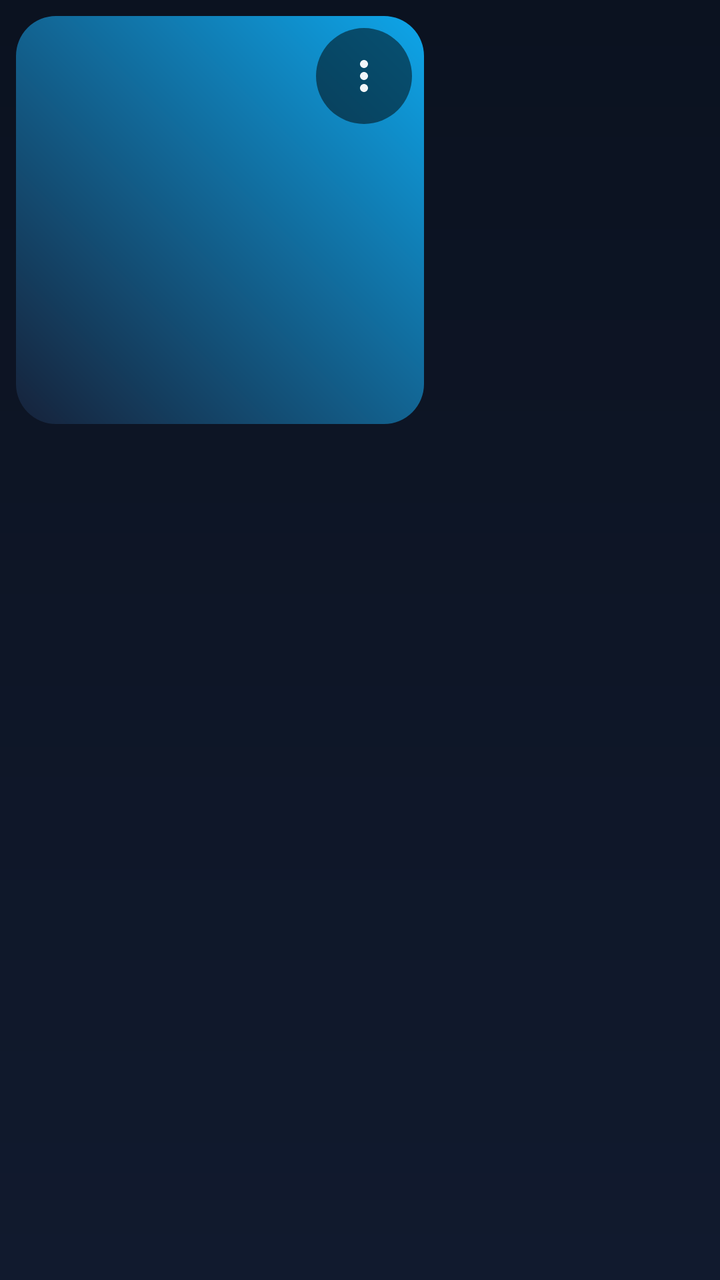
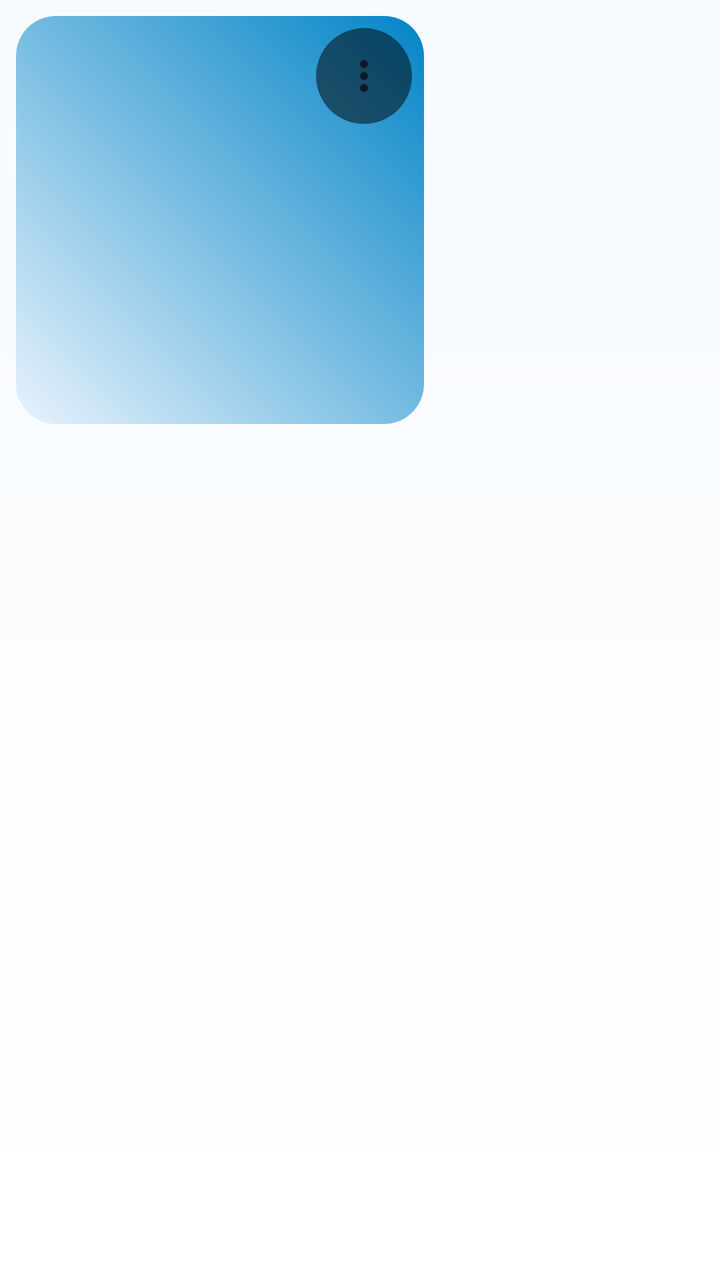

The first picture is an Android layout as it rendered before a commit; the second is the same layout after the commit. The layout source and the unified diff follow.
<!-- AndroidManifest.xml: another module's application theme Theme.MystMusic -->
<!-- res/layout/item_track_card.xml -->
<?xml version="1.0" encoding="utf-8"?>
<LinearLayout xmlns:android="http://schemas.android.com/apk/res/android"
    xmlns:app="http://schemas.android.com/apk/res-auto"
    android:id="@+id/cardRoot"
    android:layout_width="220dp"
    android:layout_height="wrap_content"
    android:layout_marginEnd="@dimen/space_m"
    android:background="@drawable/bg_track_row"
    android:clickable="true"
    android:focusable="true"
    android:orientation="vertical"
    android:padding="8dp">

    <FrameLayout
        android:layout_width="204dp"
        android:layout_height="204dp">

        <com.google.android.material.imageview.ShapeableImageView
            android:id="@+id/cardCover"
            android:layout_width="match_parent"
            android:layout_height="match_parent"
            android:background="@drawable/bg_cover_placeholder"
            android:contentDescription="@null"
            android:scaleType="centerCrop"
            app:shapeAppearanceOverlay="@style/ShapeAppearance.MystMusic.Cover" />

        <ImageButton
            android:id="@+id/cardMore"
            android:layout_width="48dp"
            android:layout_height="48dp"
            android:layout_gravity="top|end"
            android:layout_margin="6dp"
            android:background="@drawable/bg_more_circle"
            android:contentDescription="@string/common_more"
            android:padding="10dp"
            android:src="@drawable/ic_more"
            app:tint="@color/text" />
    </FrameLayout>

    <TextView
        android:id="@+id/cardTitle"
        android:layout_width="match_parent"
        android:layout_height="wrap_content"
        android:layout_marginTop="@dimen/space_s"
        android:ellipsize="end"
        android:fontFamily="sans-serif-medium"
        android:maxLines="1"
        android:textColor="@color/text"
        android:textSize="22sp" />

    <TextView
        android:id="@+id/cardArtist"
        android:layout_width="match_parent"
        android:layout_height="wrap_content"
        android:layout_marginTop="2dp"
        android:ellipsize="end"
        android:maxLines="1"
        android:textColor="@color/text_dim"
        android:textSize="18sp" />
</LinearLayout>
<!-- resources referenced by this layout -->
<resources>
  <color name="text">#F1F5F9</color>
  <color name="text_dim">#94A3B8</color>
  <!-- drawable bg_cover_placeholder (drawable) -->
  <?xml version="1.0" encoding="utf-8"?>
  <shape xmlns:android="http://schemas.android.com/apk/res/android" android:shape="rectangle">
      <gradient android:angle="45" android:startColor="@color/surface_alt" android:endColor="@color/sky_500" />
      <corners android:radius="16dp" />
  </shape>
  <!-- drawable bg_more_circle (drawable) -->
  <?xml version="1.0" encoding="utf-8"?>
  <shape xmlns:android="http://schemas.android.com/apk/res/android" android:shape="oval">
      <solid android:color="#80000000" />
  </shape>
  <!-- drawable bg_track_row (drawable) -->
  <?xml version="1.0" encoding="utf-8"?>
  <selector xmlns:android="http://schemas.android.com/apk/res/android">
      <item android:state_selected="true">
          <shape android:shape="rectangle">
              <solid android:color="@color/sky_alpha_16" />
              <corners android:radius="16dp" />
          </shape>
      </item>
      <item android:state_focused="true">
          <shape android:shape="rectangle">
              <solid android:color="@color/sky_alpha_24" />
              <corners android:radius="16dp" />
              <stroke android:width="2dp" android:color="@color/sky_400" />
          </shape>
      </item>
      <item>
          <shape android:shape="rectangle">
              <solid android:color="@color/transparent" />
              <corners android:radius="16dp" />
          </shape>
      </item>
  </selector>
  <style name="Theme.MystMusic" parent="Theme.Material3.Dark.NoActionBar">
          <item name="colorPrimary">@color/sky_400</item>
          <item name="colorOnPrimary">@color/bg</item>
          <item name="colorPrimaryContainer">@color/sky_500</item>
          <item name="colorOnPrimaryContainer">@color/bg</item>
          <item name="colorSecondary">@color/sky_500</item>
          <item name="colorOnSecondary">@color/text</item>
          <item name="colorSurface">@color/surface</item>
          <item name="colorOnSurface">@color/text</item>
          <item name="colorOnSurfaceVariant">@color/text_dim</item>
          <item name="colorError">@color/error</item>
          <item name="android:colorBackground">@color/bg</item>
          <item name="android:windowBackground">@drawable/bg_app</item>
          <item name="android:statusBarColor">@android:color/transparent</item>
          <item name="android:navigationBarColor">@android:color/transparent</item>
          <item name="android:windowLightStatusBar">false</item>
          <item name="android:windowLightNavigationBar">false</item>
          <item name="android:windowDrawsSystemBarBackgrounds">true</item>
          <item name="android:textColorPrimary">@color/text</item>
          <item name="android:textColorSecondary">@color/text_dim</item>
          <item name="materialAlertDialogTheme">@style/ThemeOverlay.MystMusic.Dialog</item>
          <item name="bottomSheetDialogTheme">@style/ThemeOverlay.MystMusic.BottomSheet</item>
          <item name="android:windowAnimationStyle">@style/Animation.MystMusic.Window</item>
          <item name="android:windowContentTransitions">true</item>
          <item name="android:forceDarkAllowed" tools:targetApi="q">false</item>
      </style>
  <color name="surface_alt">#16223A</color>
  <color name="sky_500">#0EA5E9</color>
  <color name="sky_alpha_16">#2938BDF8</color>
  <color name="sky_alpha_24">#3D38BDF8</color>
  <color name="bg">#0B1220</color>
  <color name="surface">#111A2E</color>
  <color name="error">#F87171</color>
  <!-- drawable bg_app (drawable) -->
  <?xml version="1.0" encoding="utf-8"?>
  <shape xmlns:android="http://schemas.android.com/apk/res/android" android:shape="rectangle">
      <gradient android:angle="270" android:startColor="@color/bg" android:endColor="@color/surface" />
  </shape>
  <style name="ThemeOverlay.MystMusic.Dialog" parent="ThemeOverlay.Material3.MaterialAlertDialog">
          <item name="colorSurface">@color/surface_alt</item>
          <item name="colorOnSurface">@color/text</item>
          <item name="colorPrimary">@color/sky_400</item>
          <item name="android:windowBackground">@color/transparent</item>
          <item name="android:windowAnimationStyle">@style/Animation.MystMusic.Dialog</item>
      </style>
  <style name="Widget.MystMusic.BottomSheet" parent="Widget.Material3.BottomSheet.Modal">
          <item name="backgroundTint">@color/surface_alt</item>
          <item name="shapeAppearanceOverlay">@style/ShapeAppearance.MystMusic.BottomSheet</item>
      </style>
  <!-- unchanged entries left out for length: 12 -->
</resources>

<!-- the commit's change to res/layout/item_track_card.xml (unified diff, before → after) -->
@@ -34,7 +34,7 @@
             android:contentDescription="@string/common_more"
             android:padding="10dp"
             android:src="@drawable/ic_more"
-            app:tint="@color/text" />
+            app:tint="?attr/mystOnSurface" />
     </FrameLayout>
 
     <TextView
@@ -45,7 +45,7 @@
         android:ellipsize="end"
         android:fontFamily="sans-serif-medium"
         android:maxLines="1"
-        android:textColor="@color/text"
+        android:textColor="?attr/mystOnSurface"
         android:textSize="22sp" />
 
     <TextView
@@ -55,6 +55,6 @@
         android:layout_marginTop="2dp"
         android:ellipsize="end"
         android:maxLines="1"
-        android:textColor="@color/text_dim"
+        android:textColor="?attr/mystOnSurfaceDim"
         android:textSize="18sp" />
 </LinearLayout>
<!-- resource entries referenced after the edit -->
@@ -1,32 +1,30 @@
 <!-- resources referenced by this layout -->
 <resources>
-  <color name="text">#F1F5F9</color>
-  <color name="text_dim">#94A3B8</color>
   <!-- drawable bg_cover_placeholder (drawable) -->
   <?xml version="1.0" encoding="utf-8"?>
   <shape xmlns:android="http://schemas.android.com/apk/res/android" android:shape="rectangle">
-      <gradient android:angle="45" android:startColor="@color/surface_alt" android:endColor="@color/sky_500" />
+      <gradient android:angle="45" android:startColor="?attr/mystSurfaceAlt" android:endColor="?attr/mystAccentDark" />
       <corners android:radius="16dp" />
   </shape>
   <!-- drawable bg_more_circle (drawable) -->
   <?xml version="1.0" encoding="utf-8"?>
   <shape xmlns:android="http://schemas.android.com/apk/res/android" android:shape="oval">
-      <solid android:color="#80000000" />
+      <solid android:color="?attr/mystImageScrim" />
   </shape>
   <!-- drawable bg_track_row (drawable) -->
   <?xml version="1.0" encoding="utf-8"?>
   <selector xmlns:android="http://schemas.android.com/apk/res/android">
       <item android:state_selected="true">
           <shape android:shape="rectangle">
-              <solid android:color="@color/sky_alpha_16" />
+              <solid android:color="?attr/mystAccentAlpha16" />
               <corners android:radius="16dp" />
           </shape>
       </item>
       <item android:state_focused="true">
           <shape android:shape="rectangle">
-              <solid android:color="@color/sky_alpha_24" />
+              <solid android:color="?attr/mystAccentAlpha24" />
               <corners android:radius="16dp" />
-              <stroke android:width="2dp" android:color="@color/sky_400" />
+              <stroke android:width="2dp" android:color="?attr/mystAccent" />
           </shape>
       </item>
       <item>
@@ -36,53 +34,96 @@
           </shape>
       </item>
   </selector>
-  <style name="Theme.MystMusic" parent="Theme.Material3.Dark.NoActionBar">
-          <item name="colorPrimary">@color/sky_400</item>
-          <item name="colorOnPrimary">@color/bg</item>
-          <item name="colorPrimaryContainer">@color/sky_500</item>
-          <item name="colorOnPrimaryContainer">@color/bg</item>
-          <item name="colorSecondary">@color/sky_500</item>
-          <item name="colorOnSecondary">@color/text</item>
-          <item name="colorSurface">@color/surface</item>
-          <item name="colorOnSurface">@color/text</item>
-          <item name="colorOnSurfaceVariant">@color/text_dim</item>
-          <item name="colorError">@color/error</item>
-          <item name="android:colorBackground">@color/bg</item>
+  <style name="Theme.MystMusic" parent="Theme.MystMusic.Base">
+          <item name="colorPrimary">@color/light_accent</item>
+          <item name="colorOnPrimary">@color/on_accent</item>
+          <item name="colorPrimaryContainer">@color/sky_400</item>
+          <item name="colorOnPrimaryContainer">@color/on_accent</item>
+          <item name="colorSecondary">@color/light_accent_text</item>
+          <item name="colorOnSecondary">@color/on_accent</item>
+          <item name="colorSurface">@color/light_surface</item>
+          <item name="colorOnSurface">@color/light_text</item>
+          <item name="colorSurfaceVariant">@color/light_surface_alt</item>
+          <item name="colorOnSurfaceVariant">@color/light_text_dim</item>
+          <item name="colorOutline">@color/light_stroke_strong</item>
+          <item name="colorError">@color/light_error</item>
+          <item name="colorOnError">@color/white</item>
+          <item name="colorControlNormal">@color/light_text_dim</item>
+          <item name="colorControlActivated">@color/light_accent</item>
+          <item name="colorControlHighlight">@color/accent_alpha_24</item>
+          <item name="android:colorBackground">@color/light_bg</item>
+          <item name="android:textColorPrimary">@color/light_text</item>
+          <item name="android:textColorSecondary">@color/light_text_dim</item>
+          <item name="android:windowLightStatusBar" tools:targetApi="m">true</item>
+          <item name="android:windowLightNavigationBar" tools:targetApi="o_mr1">true</item>
+  
+          <item name="mystBackground">@color/light_bg</item>
+          <item name="mystSurface">@color/light_surface</item>
+          <item name="mystSurfaceAlt">@color/light_surface_alt</item>
+          <item name="mystOnSurface">@color/light_text</item>
+          <item name="mystOnSurfaceDim">@color/light_text_dim</item>
+          <item name="mystNavbarBg">@color/light_navbar</item>
+          <item name="mystStroke">@color/light_stroke</item>
+          <item name="mystStrokeStrong">@color/light_stroke_strong</item>
+          <item name="mystGradientStart">@color/light_bg</item>
+          <item name="mystGradientEnd">@color/light_surface_alt</item>
+          <item name="mystAccent">@color/light_accent</item>
+          <item name="mystAccentDark">@color/light_accent_dark</item>
+          <item name="mystAccentText">@color/light_accent_text</item>
+          <item name="mystOnAccent">@color/on_accent</item>
+          <item name="mystOnImage">@color/on_image</item>
+          <item name="mystImageScrim">@color/image_scrim</item>
+          <item name="mystPlayerScrim">@color/light_player_scrim</item>
+          <item name="mystError">@color/light_error</item>
+          <item name="mystSuccess">@color/light_success</item>
+          <item name="mystAccentAlpha16">@color/accent_alpha_16</item>
+          <item name="mystAccentAlpha24">@color/accent_alpha_24</item>
+      </style>
+  <style name="Theme.MystMusic.Base" parent="Theme.Material3.DayNight.NoActionBar">
           <item name="android:windowBackground">@drawable/bg_app</item>
           <item name="android:statusBarColor">@android:color/transparent</item>
           <item name="android:navigationBarColor">@android:color/transparent</item>
-          <item name="android:windowLightStatusBar">false</item>
-          <item name="android:windowLightNavigationBar">false</item>
           <item name="android:windowDrawsSystemBarBackgrounds">true</item>
-          <item name="android:textColorPrimary">@color/text</item>
-          <item name="android:textColorSecondary">@color/text_dim</item>
+          <item name="android:windowContentTransitions">true</item>
+          <item name="android:forceDarkAllowed" tools:targetApi="q">false</item>
           <item name="materialAlertDialogTheme">@style/ThemeOverlay.MystMusic.Dialog</item>
           <item name="bottomSheetDialogTheme">@style/ThemeOverlay.MystMusic.BottomSheet</item>
           <item name="android:windowAnimationStyle">@style/Animation.MystMusic.Window</item>
-          <item name="android:windowContentTransitions">true</item>
-          <item name="android:forceDarkAllowed" tools:targetApi="q">false</item>
       </style>
-  <color name="surface_alt">#16223A</color>
-  <color name="sky_500">#0EA5E9</color>
-  <color name="sky_alpha_16">#2938BDF8</color>
-  <color name="sky_alpha_24">#3D38BDF8</color>
-  <color name="bg">#0B1220</color>
-  <color name="surface">#111A2E</color>
-  <color name="error">#F87171</color>
+  <color name="light_accent">#0EA5E9</color>
+  <color name="on_accent">#04202E</color>
+  <color name="light_accent_text">#0369A1</color>
+  <color name="light_surface">#FFFFFF</color>
+  <color name="light_text">#0F172A</color>
+  <color name="light_surface_alt">#E8F3FC</color>
+  <color name="light_text_dim">#475569</color>
+  <color name="light_stroke_strong">#330F172A</color>
+  <color name="light_error">#DC2626</color>
+  <color name="white">#FFFFFF</color>
+  <color name="accent_alpha_24">#3D38BDF8</color>
+  <color name="light_bg">#F6FAFE</color>
+  <color name="light_navbar">#EBFFFFFF</color>
+  <color name="light_stroke">#1A0F172A</color>
+  <color name="light_accent_dark">#0284C7</color>
+  <color name="on_image">#FFFFFF</color>
+  <color name="image_scrim">#80000000</color>
+  <color name="light_player_scrim">#CCF6FAFE</color>
+  <color name="light_success">#15803D</color>
+  <color name="accent_alpha_16">#2938BDF8</color>
   <!-- drawable bg_app (drawable) -->
   <?xml version="1.0" encoding="utf-8"?>
   <shape xmlns:android="http://schemas.android.com/apk/res/android" android:shape="rectangle">
-      <gradient android:angle="270" android:startColor="@color/bg" android:endColor="@color/surface" />
+      <gradient android:angle="270" android:startColor="?attr/mystBackground" android:endColor="?attr/mystSurface" />
   </shape>
   <style name="ThemeOverlay.MystMusic.Dialog" parent="ThemeOverlay.Material3.MaterialAlertDialog">
-          <item name="colorSurface">@color/surface_alt</item>
-          <item name="colorOnSurface">@color/text</item>
-          <item name="colorPrimary">@color/sky_400</item>
+          <item name="colorSurface">?attr/mystSurfaceAlt</item>
+          <item name="colorOnSurface">?attr/mystOnSurface</item>
+          <item name="colorPrimary">?attr/mystAccentText</item>
           <item name="android:windowBackground">@color/transparent</item>
           <item name="android:windowAnimationStyle">@style/Animation.MystMusic.Dialog</item>
       </style>
   <style name="Widget.MystMusic.BottomSheet" parent="Widget.Material3.BottomSheet.Modal">
-          <item name="backgroundTint">@color/surface_alt</item>
+          <item name="backgroundTint">?attr/mystSurfaceAlt</item>
           <item name="shapeAppearanceOverlay">@style/ShapeAppearance.MystMusic.BottomSheet</item>
       </style>
   <!-- unchanged entries left out for length: 12 -->
